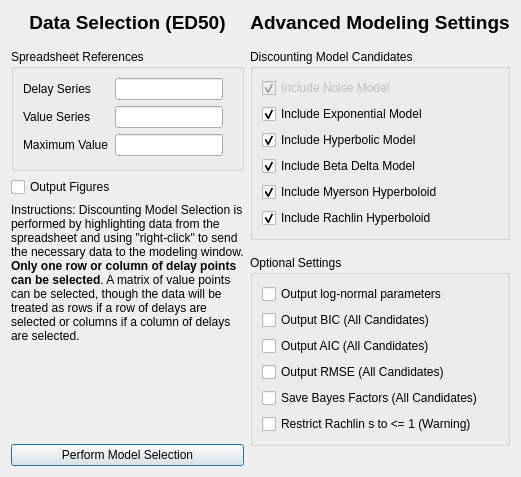
Before: the Qt Designer form discountingmodelselectioned50dialog.ui in miyamot0/ModelSelectorQt, drawn with Qt 5.
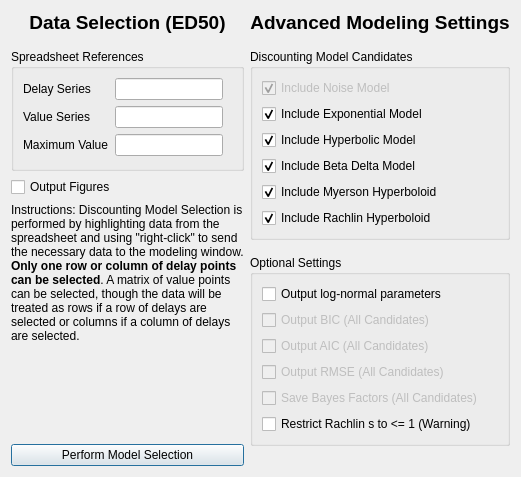
After: the same form once the commit is applied.

```diff
--- a/discountingmodelselectioned50dialog.ui
+++ b/discountingmodelselectioned50dialog.ui
@@ -7,7 +7,7 @@
     <x>0</x>
     <y>0</y>
     <width>602</width>
-    <height>432</height>
+    <height>434</height>
    </rect>
   </property>
   <property name="windowTitle">
@@ -338,6 +338,9 @@
           </item>
           <item>
            <widget class="QCheckBox" name="checkBoxBIC">
+            <property name="enabled">
+             <bool>false</bool>
+            </property>
             <property name="text">
              <string>Output BIC (All Candidates)</string>
             </property>
@@ -345,6 +348,9 @@
           </item>
           <item>
            <widget class="QCheckBox" name="checkBoxAIC">
+            <property name="enabled">
+             <bool>false</bool>
+            </property>
             <property name="text">
              <string>Output AIC (All Candidates)</string>
             </property>
@@ -352,6 +358,9 @@
           </item>
           <item>
            <widget class="QCheckBox" name="checkBoxRMSE">
+            <property name="enabled">
+             <bool>false</bool>
+            </property>
             <property name="text">
              <string>Output RMSE (All Candidates)</string>
             </property>
@@ -359,6 +368,9 @@
           </item>
           <item>
            <widget class="QCheckBox" name="checkBoxBF">
+            <property name="enabled">
+             <bool>false</bool>
+            </property>
             <property name="text">
              <string>Save Bayes Factors (All Candidates)</string>
             </property>
```
